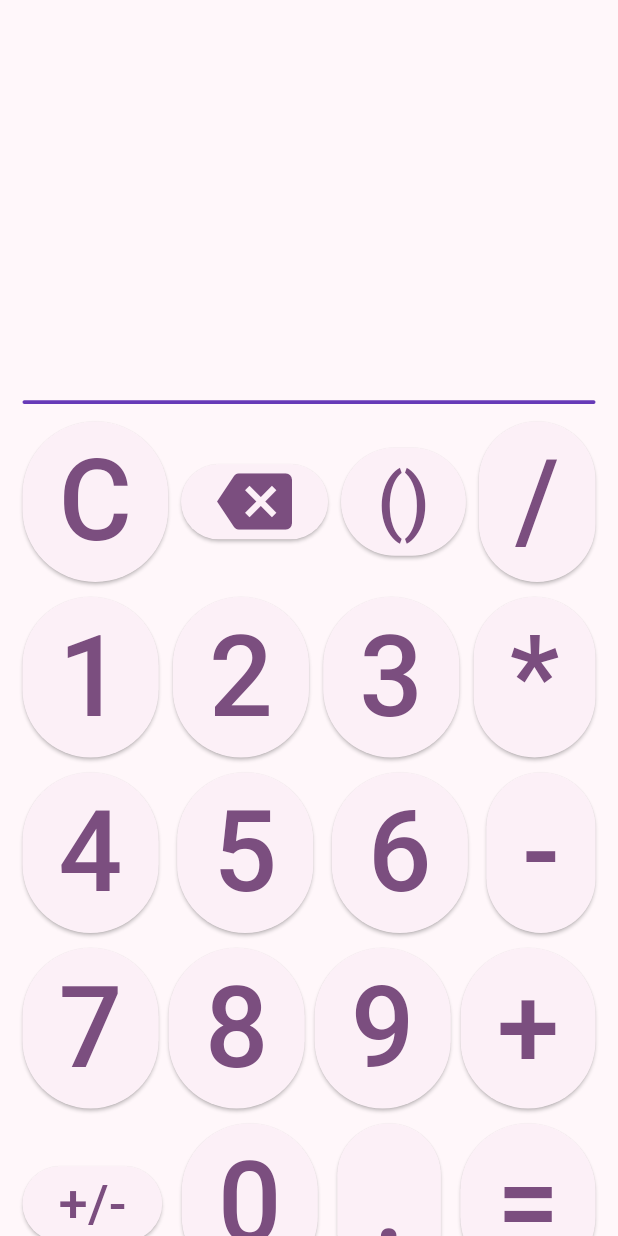
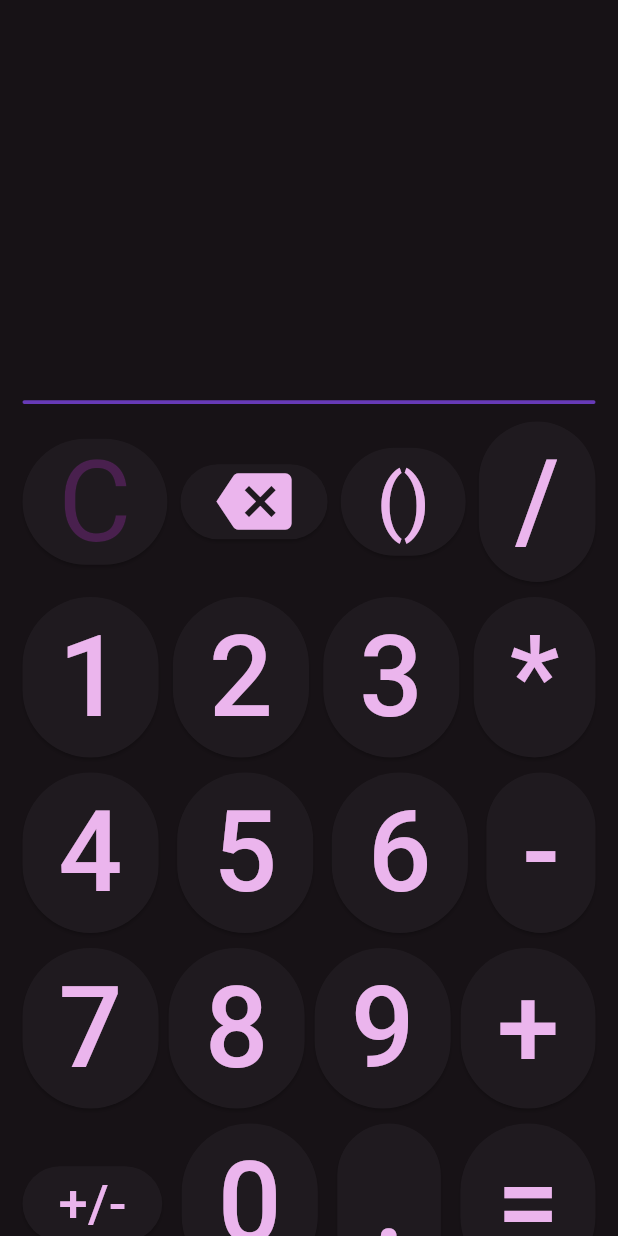
Before and after one commit to Zachary-Sears/AppDev, a Flutter app: the screen it shows after launch, on a phone screen of 412 x 824 dp. Run offline on Flutter 3.47's test engine with Material 3 defaults, Android fonts, the phone set to English and light mode, and no system bars; our stand-ins replace auto_size_text, fluttertoast; missing offline and left inert: stack; Roboto replaces fonts that are missing (NanumGothicCoding).

Commit message:
Theming work continues, considering changing up the color scheme from dark grays and purples to somethings else that could be more readable

```diff
--- a/Flutter/Calculator/calculator/lib/ui/calculator.dart
+++ b/Flutter/Calculator/calculator/lib/ui/calculator.dart
@@ -115,11 +115,18 @@ class _CalculatorState extends State<Calculator> {
       child: MaterialApp(
         title: 'Simple Calculator',
         theme: ThemeData(
-          colorScheme: ColorScheme.fromSeed(seedColor: Colors.purple),
-          brightness: Brightness.dark,
+          colorScheme: ColorScheme.fromSeed(
+            seedColor: Colors.purpleAccent,
+            brightness: Brightness.dark,
+          ),
           textTheme: TextTheme(
             displayLarge: const TextStyle(
               fontSize: 75,
+              fontWeight: FontWeight.normal,
+              fontFamily: 'NanumGothicCoding',
+            ),
+            displayMedium: const TextStyle(
+              fontSize: 50,
               fontWeight: FontWeight.normal,
               fontFamily: 'NanumGothicCoding',
             ),
@@ -202,16 +209,15 @@ class ButtonMatrix extends StatelessWidget {
                     if (states.contains(WidgetState.pressed)) {
                       return Theme.of(
                         context,
-                      ).colorScheme.primary.withValues(alpha: 0.5);
+                      ).colorScheme.primary.withValues(alpha: 1);
                     }
                     return null; // Use the component's default.
                   }),
                 ),
                 child: Text(
                   'C',
-                  style: TextStyle(
-                    fontSize: 75,
-                    fontFamily: 'NanumGothicCoding',
+                  style: Theme.of(context).textTheme.displayLarge!.copyWith(
+                    color: Theme.of(context).colorScheme.onPrimary,
                   ),
                 ),
               ),
```
